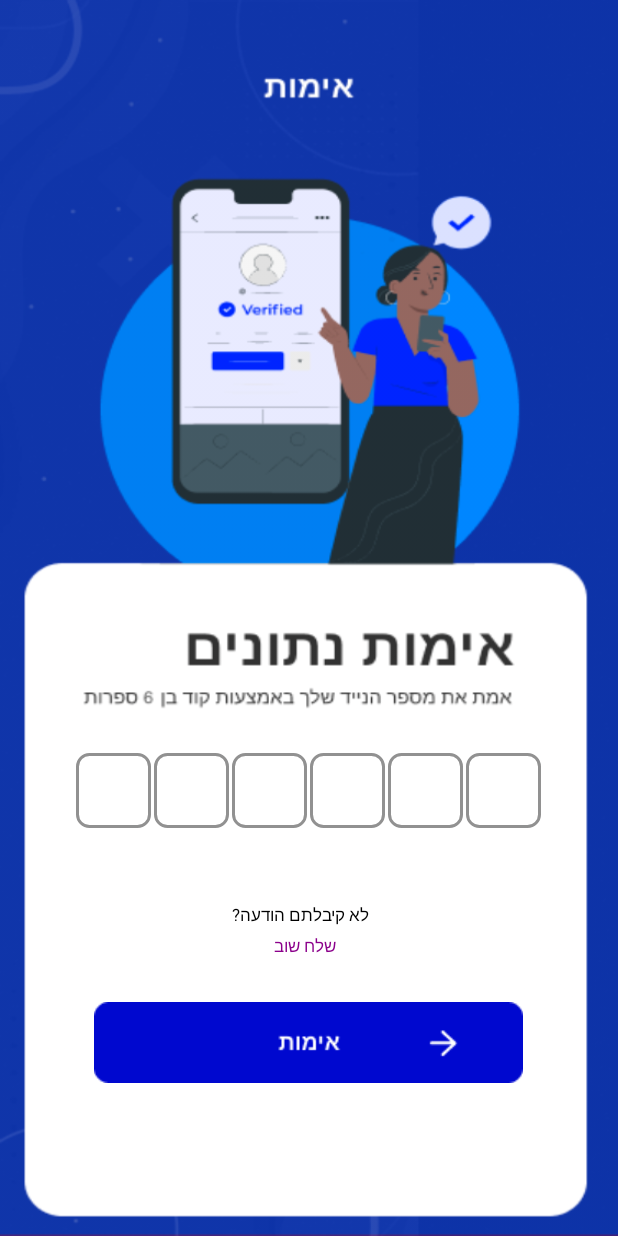
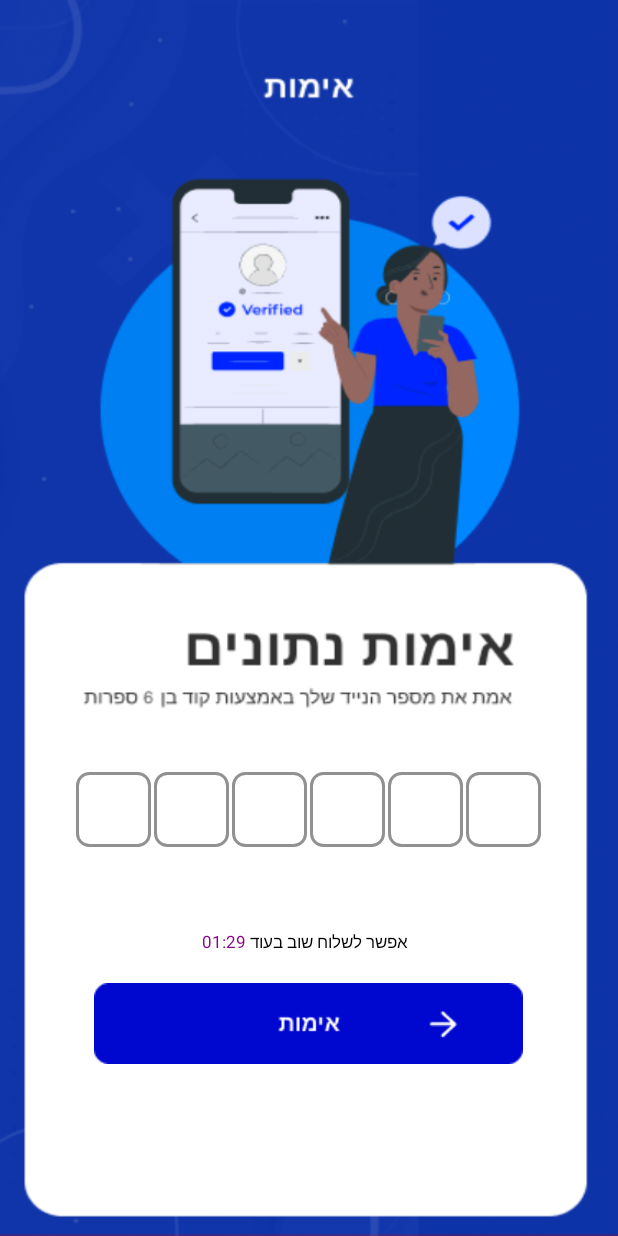
Before and after one commit to ramtzemah/FinalProject, an Android app: the SMSActivity screen opened directly, with no data from a screen before it, on a phone screen of 412 x 824 dp. Run offline under Robolectric (Android 15) with nearby library versions, the phone set to English and light mode, and no system bars; our stand-ins replace Firebase (no records; nobody signed in at launch, a user with empty details on screens opened directly); libraries missing offline, so code that uses them is left out: com.mongodb.client, com.mongodb.internal, io.realm, io.realm.mongodb, org.bson and 1 more; 1 statement that could not run was skipped.

Commit message:
change (#32)
Co-authored-by: RamTzemah <ram.tzemah@inx.co>

```diff
--- a/app/src/main/java/com/example/finalproject/Activities/SMSActivity.java
+++ b/app/src/main/java/com/example/finalproject/Activities/SMSActivity.java
@@ -7,6 +7,7 @@ import androidx.annotation.NonNull;
 import androidx.annotation.Nullable;
 import androidx.appcompat.app.AppCompatActivity;
 
+import android.os.CountDownTimer;
 import android.os.Handler;
 import android.telephony.SmsManager;
 import android.text.Editable;
@@ -16,6 +17,8 @@ import android.view.View;
 import android.widget.Button;
 import android.widget.EditText;
 import android.widget.ImageButton;
+import android.widget.LinearLayout;
+import android.widget.TextView;
 import android.widget.Toast;
 
 import com.example.finalproject.Calculations.Constant;
@@ -50,6 +53,8 @@ public class SMSActivity extends AppCompatActivity {
     private String mVerificationId;
     private EditText[] verificationCodeFields;
     private DbUtils dbUtils;
+    private LinearLayout ll_timer, ll_send_again;
+    private TextView timer, te_send_again;
 
 
     @Override
@@ -61,7 +66,6 @@ public class SMSActivity extends AppCompatActivity {
         id = getIntent().getStringExtra("id");
         phoneNumber = getIntent().getStringExtra("phoneNumber");
 
-
         sendSMS(phoneNumber);
         initViews();
     }
@@ -69,6 +73,10 @@ public class SMSActivity extends AppCompatActivity {
 
 
     private void findviews() {
+        ll_timer = findViewById(R.id.ll_timer);
+        timer = findViewById(R.id.timer);
+        ll_send_again = findViewById(R.id.ll_send_again);
+        te_send_again = findViewById(R.id.te_send_again);
         digit1 = findViewById(R.id.digit1);
         digit2 = findViewById(R.id.digit2);
         digit3 = findViewById(R.id.digit3);
@@ -82,6 +90,7 @@ public class SMSActivity extends AppCompatActivity {
         firebaseAuthSettings = mAuth.getFirebaseAuthSettings();
         verificationCodeFields = new EditText[]{digit1, digit2, digit3, digit4, digit5, digit6};
         dbUtils = new DbUtils();
+        startCountdown(90000);
     }
 
     private void initViews() {
@@ -96,6 +105,14 @@ public class SMSActivity extends AppCompatActivity {
                 }
                 PhoneAuthCredential credential = PhoneAuthProvider.getCredential(mVerificationId,code);
                 signInWithPhoneAuthCredential(credential);
+            }
+        });
+
+        te_send_again.setOnClickListener(new View.OnClickListener() {
+            @Override
+            public void onClick(View v) {
+                sendSMS(phoneNumber);
+                startCountdown(90000);
             }
         });
     }
@@ -250,6 +267,33 @@ public class SMSActivity extends AppCompatActivity {
         });
     }
 
+    private void startCountdown(int milliSeconds) {
+        ll_timer.setVisibility(View.VISIBLE);
+        ll_send_again.setVisibility(View.GONE);
+
+        new CountDownTimer(milliSeconds, 1000) {
+            @Override
+            public void onTick(long millisUntilFinished) {
+                long remindTimeInSeconds = millisUntilFinished / 1000;
+                long secondLessThanOneMin = remindTimeInSeconds % 60;
+                String minutes = String.format("%01d", remindTimeInSeconds / 60);
+                String seconds = String.format("%01d", secondLessThanOneMin);
+
+                if (secondLessThanOneMin < 10) {
+                    timer.setText("0" + minutes + ":" + "0" + seconds);
+                } else {
+                    timer.setText("0" + minutes + ":" + seconds);
+                }
+            }
+
+            @Override
+            public void onFinish() {
+                ll_timer.setVisibility(View.GONE);
+                ll_send_again.setVisibility(View.VISIBLE);
+            }
+        }.start();
+    }
+
 
 //    private void digitBoxesBehavior() {
 //        digit6.addTextChangedListener(new TextWatcher() {
--- a/app/src/main/res/layout/auth_activity.xml
+++ b/app/src/main/res/layout/auth_activity.xml
@@ -1,8 +1,8 @@
 <?xml version="1.0" encoding="utf-8"?>
-<LinearLayout
-    xmlns:android="http://schemas.android.com/apk/res/android"
+<LinearLayout xmlns:android="http://schemas.android.com/apk/res/android"
     android:layout_width="match_parent"
     android:layout_height="match_parent"
+    xmlns:app="http://schemas.android.com/apk/res-auto"
     android:background="@drawable/auth_activity_screen_new"
     android:orientation="vertical"
     android:gravity="center">
@@ -111,6 +111,59 @@
             android:background="@drawable/edittext_background"/>
 
     </LinearLayout>
+
+    <androidx.constraintlayout.widget.ConstraintLayout
+        android:layout_width="wrap_content"
+        android:layout_height="wrap_content">
+
+        <LinearLayout
+            android:id="@+id/ll_timer"
+            android:layout_width="match_parent"
+            android:layout_height="wrap_content"
+            android:layout_marginTop="5dp"
+            android:layout_marginBottom="10dp"
+            android:layout_marginEnd="5dp"
+            android:orientation="horizontal"
+            android:gravity="center"
+            app:layout_constraintStart_toStartOf="parent"
+            app:layout_constraintEnd_toEndOf="parent"
+            app:layout_constraintTop_toTopOf="parent"
+            app:layout_constraintTop_toBottomOf="parent">
+
+            <TextView
+                android:id="@+id/timer"
+                android:layout_width="wrap_content"
+                android:layout_height="wrap_content"
+                android:text="01:30"
+                android:textSize="11sp"
+                android:textColor="#8B008B"
+                android:layout_marginStart="5dp"/>
+
+            <TextView
+                android:layout_width="wrap_content"
+                android:layout_height="wrap_content"
+                android:text="אפשר לשלוח שוב בעוד "
+                android:textSize="11sp"
+                android:textColor="#000000"
+                android:layout_marginEnd="5dp"/>
+
+        </LinearLayout>
+
+        <LinearLayout
+            android:id="@+id/ll_send_again"
+            android:layout_width="match_parent"
+            android:layout_height="wrap_content"
+            android:layout_marginTop="5dp"
+            android:layout_marginBottom="10dp"
+            android:layout_marginEnd="5dp"
+            android:orientation="vertical"
+            android:visibility="invisible"
+            android:gravity="center"
+            app:layout_constraintStart_toStartOf="parent"
+            app:layout_constraintEnd_toEndOf="parent"
+            app:layout_constraintTop_toTopOf="parent"
+            app:layout_constraintTop_toBottomOf="parent">
+
             <TextView
                 android:layout_width="wrap_content"
                 android:layout_height="wrap_content"
@@ -118,18 +171,9 @@
                 android:textSize="11sp"
                 android:textColor="#000000"
                 android:layout_marginEnd="5dp"/>
-    <LinearLayout
-        android:layout_width="match_parent"
-        android:layout_height="wrap_content"
-        android:layout_marginTop="5dp"
-        android:layout_marginBottom="10dp"
-        android:layout_marginEnd="5dp"
-        android:orientation="horizontal"
-        android:gravity="center">
-
-
 
             <TextView
+                android:id="@+id/te_send_again"
                 android:layout_width="wrap_content"
                 android:layout_height="wrap_content"
                 android:text="שלח שוב"
@@ -139,6 +183,8 @@
 
         </LinearLayout>
 
+    </androidx.constraintlayout.widget.ConstraintLayout>
+
     <ImageButton
         android:id="@+id/submitButton"
         android:layout_width="wrap_content"
--- a/app/src/main/res/layout/vote_activity.xml
+++ b/app/src/main/res/layout/vote_activity.xml
@@ -54,8 +54,8 @@
             android:layout_width="match_parent"
             android:layout_height="0dp"
             android:layout_weight="1"
+            android:gravity="bottom"
             android:orientation="vertical"
-            android:gravity="bottom"
             android:paddingTop="10dp"
             android:paddingBottom="20dp">
 
@@ -71,10 +71,10 @@
                     android:layout_height="150dp"
                     android:layout_marginStart="15dp"
                     android:background="@drawable/border_square_grey_with_background"
-                    android:src="@drawable/ic_detect_parties"
+                    android:drawablePadding="8dp"
+                    android:padding="16dp"
                     android:scaleType="centerCrop"
-                    android:drawablePadding="8dp"
-                    android:padding="16dp" />
+                    android:src="@drawable/ic_detect_parties" />
 
                 <Space
                     android:id="@+id/space1"
@@ -86,12 +86,12 @@
                     android:id="@+id/MB_voteBtn"
                     android:layout_width="150dp"
                     android:layout_height="150dp"
+                    android:layout_marginStart="5dp"
+                    android:layout_marginEnd="5dp"
                     android:background="@drawable/border_square_grey_with_background"
-                    android:src="@drawable/ic_ballotbox"
+                    android:padding="2dp"
                     android:scaleType="centerCrop"
-                    android:padding="2dp"
-                    android:layout_marginStart="5dp"
-                    android:layout_marginEnd="5dp" />
+                    android:src="@drawable/ic_ballotbox" />
 
             </LinearLayout>
 
@@ -99,10 +99,10 @@
                 android:id="@+id/MB_manageBtn"
                 android:layout_width="150dp"
                 android:layout_height="150dp"
+                android:layout_marginStart="150dp"
                 android:background="@drawable/border_square_grey_with_background"
+                android:scaleType="centerCrop"
                 android:src="@drawable/ic_admin"
-                android:scaleType="centerCrop"
-                android:layout_marginStart="150dp"
                 android:visibility="gone" />
         </LinearLayout>
     </LinearLayout>
```
Lines whose indentation alone changed are shown as unchanged.
